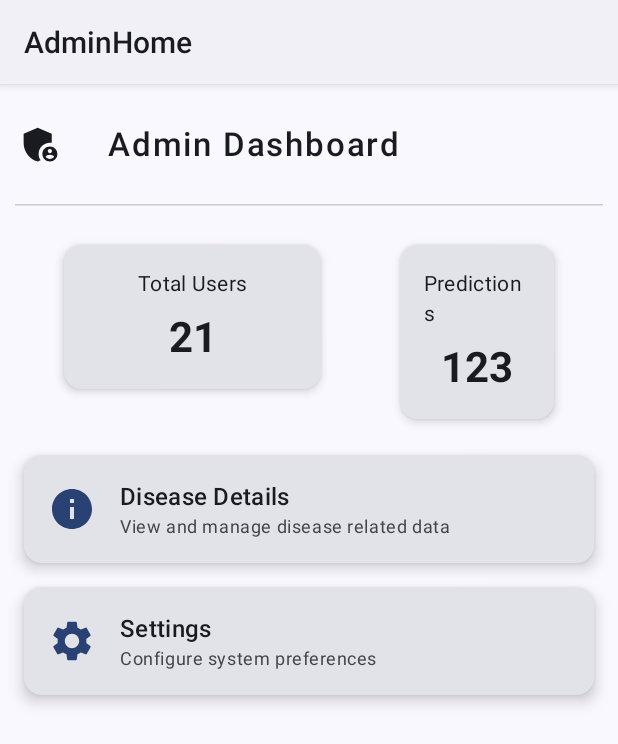
After one commit to Mahato-Sunil/pdp_android_app, an Android app built with Jetpack Compose: the AdminHome screen opened directly, with no data from a screen before it, on a phone screen of 412 x 824 dp. The commit adds this screen. Shown: the top 744 px of the screen. Run offline under Robolectric (Android 15) with nearby library versions, the phone set to English and light mode, and no system bars.

Commit message:
Added Admin Section

```diff
--- /dev/null
+++ b/app/src/main/java/com/officialsunil/pdpapplication/admin/screen/AdminHome.kt
@@ -0,0 +1,263 @@
+package com.officialsunil.pdpapplication.admin.screen
+
+import android.os.Bundle
+import androidx.activity.ComponentActivity
+import androidx.activity.compose.setContent
+import androidx.activity.enableEdgeToEdge
+import androidx.compose.foundation.layout.fillMaxSize
+import androidx.compose.foundation.layout.padding
+import androidx.compose.material3.Scaffold
+import androidx.compose.material3.Text
+import androidx.compose.runtime.Composable
+import androidx.compose.animation.AnimatedVisibility
+import androidx.compose.animation.core.animateFloatAsState
+import androidx.compose.foundation.clickable
+import androidx.compose.foundation.interaction.MutableInteractionSource
+import androidx.compose.foundation.layout.*
+import androidx.compose.foundation.layout.Arrangement
+import androidx.compose.material.icons.Icons
+import androidx.compose.material.icons.filled.AdminPanelSettings
+import androidx.compose.material.icons.filled.Info
+import androidx.compose.material.icons.filled.Settings
+import androidx.compose.material3.*
+import androidx.compose.runtime.*
+import androidx.compose.ui.Alignment
+import androidx.compose.ui.Modifier
+import androidx.compose.ui.graphics.Color
+import androidx.compose.ui.graphics.graphicsLayer
+import androidx.compose.ui.graphics.vector.ImageVector
+import androidx.compose.ui.text.TextStyle
+import androidx.compose.ui.text.font.FontWeight
+import androidx.compose.ui.text.style.TextAlign
+import androidx.compose.ui.tooling.preview.Preview
+import androidx.compose.ui.unit.dp
+import androidx.compose.ui.unit.sp
+import kotlinx.coroutines.delay
+import com.officialsunil.pdpapplication.admin.screen.ui.theme.PDPApplicationTheme
+
+class AdminHome : ComponentActivity() {
+    override fun onCreate(savedInstanceState: Bundle?) {
+        super.onCreate(savedInstanceState)
+        enableEdgeToEdge()
+        setContent {
+            PDPApplicationTheme {
+                AdminDashboardScreen(
+                    totalUsers = 21,
+                    totalPredictions = 123,
+                    onDiseaseDetailsClick = {},
+                    onSettingsClick = {}
+                )
+            }
+        }
+    }
+}
+
+
+@Composable
+fun AdminHomeHeader() {
+    Column {
+        Row(
+            verticalAlignment = Alignment.CenterVertically,
+            horizontalArrangement = Arrangement.spacedBy(30.dp),
+            modifier = Modifier
+                .fillMaxWidth()
+                .padding(top = 10.dp, start = 12.dp)
+                .height(60.dp)
+        ) {
+            Icon(
+                imageVector = Icons.Default.AdminPanelSettings,
+                contentDescription = "Admin",
+                modifier = Modifier.size(30.dp)
+            )
+
+            Text(
+                text = "Admin Dashboard", style = TextStyle(
+                    fontWeight = FontWeight.SemiBold, fontSize = 22.sp, letterSpacing = 1.2.sp
+                ), textAlign = TextAlign.Start, modifier = Modifier.wrapContentSize()
+            )
+        }
+
+        HorizontalDivider(
+            modifier = Modifier
+                .fillMaxWidth()
+                .padding(10.dp),
+            thickness = 1.dp,
+            color = Color.LightGray
+        )
+    }
+}
+
+
+@Composable
+fun AdminDashboardScreen(
+    totalUsers: Int,
+    totalPredictions: Int,
+    onDiseaseDetailsClick: () -> Unit,
+    onSettingsClick: () -> Unit
+) {
+    Scaffold(
+        topBar = {
+            AdminHomeHeader()
+        },
+        modifier = Modifier
+            .systemBarsPadding()
+    ) { padding ->
+        Column(
+            modifier = Modifier
+                .padding(padding)
+                .padding(16.dp)
+                .fillMaxSize(),
+            verticalArrangement = Arrangement.Top,
+            horizontalAlignment = Alignment.CenterHorizontally
+        ) {
+            // ===== Animated Summary Section =====
+            var visible by remember { mutableStateOf(false) }
+
+            // Trigger animation after small delay
+            LaunchedEffect(Unit) {
+                delay(200)
+                visible = true
+            }
+
+            AnimatedVisibility(visible = visible) {
+                Row(
+                    modifier = Modifier
+                        .fillMaxWidth(),
+                    horizontalArrangement = Arrangement.SpaceAround
+                ) {
+                    SummaryCard(title = "Total Users", value = totalUsers.toString())
+                    SummaryCard(title = "Predictions", value = totalPredictions.toString())
+                }
+            }
+
+            Spacer(modifier = Modifier.height(24.dp))
+
+            // ===== Navigation Section =====
+            Column(
+                modifier = Modifier.fillMaxWidth(),
+                verticalArrangement = Arrangement.spacedBy(16.dp)
+            ) {
+                AnimatedDashboardItem(
+                    title = "Disease Details",
+                    description = "View and manage disease related data",
+                    icon = Icons.Default.Info,
+                    onClick = onDiseaseDetailsClick
+                )
+                AnimatedDashboardItem(
+                    title = "Settings",
+                    description = "Configure system preferences",
+                    icon = Icons.Default.Settings,
+                    onClick = onSettingsClick
+                )
+            }
+        }
+    }
+}
+
+@Composable
+fun SummaryCard(title: String, value: String) {
+    // Smooth fade-in effect
+    var visible by remember { mutableStateOf(false) }
+    val alpha by animateFloatAsState(
+        targetValue = if (visible) 1f else 0f,
+        label = "fadeAnimation"
+    )
+
+    LaunchedEffect(Unit) {
+        delay(300)
+        visible = true
+    }
+
+    Card(
+        modifier = Modifier
+//            .padding(4.dp)
+            .graphicsLayer { this.alpha = alpha },
+        elevation = CardDefaults.cardElevation(4.dp)
+    ) {
+        Column(
+            modifier = Modifier
+                .padding(16.dp)
+                .fillMaxWidth(.4f),
+            horizontalAlignment = Alignment.CenterHorizontally
+        ) {
+            Text(text = title, style = MaterialTheme.typography.bodyMedium)
+            Spacer(modifier = Modifier.height(8.dp))
+            Text(
+                text = value,
+                style = MaterialTheme.typography.headlineMedium.copy(
+                    fontWeight = FontWeight.Bold
+                )
+            )
+        }
+    }
+}
+
+@Composable
+fun AnimatedDashboardItem(
+    title: String,
+    description: String,
+    icon: ImageVector,
+    onClick: () -> Unit
+) {
+    var pressed by remember { mutableStateOf(false) }
+
+    // Animate scale when pressed
+    val scale by animateFloatAsState(
+        targetValue = if (pressed) 0.97f else 1f,
+        label = "scaleAnimation"
+    )
+
+    Card(
+        modifier = Modifier
+            .fillMaxWidth()
+            .graphicsLayer {
+                scaleX = scale
+                scaleY = scale
+            }
+            .clickable(
+                interactionSource = remember { MutableInteractionSource() },
+                indication = null
+            ) {
+                pressed = true
+                onClick()
+                pressed = false
+            },
+        elevation = CardDefaults.cardElevation(6.dp),
+        shape = MaterialTheme.shapes.medium
+    ) {
+        Row(
+            modifier = Modifier
+                .padding(16.dp)
+                .fillMaxWidth(),
+            verticalAlignment = Alignment.CenterVertically
+        ) {
+            Icon(
+                imageVector = icon,
+                contentDescription = title,
+                modifier = Modifier.size(32.dp),
+                tint = MaterialTheme.colorScheme.primary
+            )
+            Spacer(modifier = Modifier.width(16.dp))
+            Column {
+                Text(text = title, style = MaterialTheme.typography.titleMedium)
+                Text(
+                    text = description,
+                    style = MaterialTheme.typography.bodySmall,
+                    color = MaterialTheme.colorScheme.onSurfaceVariant
+                )
+            }
+        }
+    }
+}
+
+// preview
+@Composable
+@Preview(showBackground = true, showSystemUi = true)
+fun showAdminPreview() {
+    AdminDashboardScreen(
+        totalUsers = 21,
+        totalPredictions = 123,
+        onDiseaseDetailsClick = {},
+        onSettingsClick = {}
+    )
+}
--- /dev/null
+++ b/app/src/main/java/com/officialsunil/pdpapplication/admin/screen/ui/theme/Theme.kt
@@ -0,0 +1,58 @@
+package com.officialsunil.pdpapplication.admin.screen.ui.theme
+
+import android.app.Activity
+import android.os.Build
+import androidx.compose.foundation.isSystemInDarkTheme
+import androidx.compose.material3.MaterialTheme
+import androidx.compose.material3.darkColorScheme
+import androidx.compose.material3.dynamicDarkColorScheme
+import androidx.compose.material3.dynamicLightColorScheme
+import androidx.compose.material3.lightColorScheme
+import androidx.compose.runtime.Composable
+import androidx.compose.ui.platform.LocalContext
+
+private val DarkColorScheme = darkColorScheme(
+    primary = Purple80,
+    secondary = PurpleGrey80,
+    tertiary = Pink80
+)
+
+private val LightColorScheme = lightColorScheme(
+    primary = Purple40,
+    secondary = PurpleGrey40,
+    tertiary = Pink40
+
+    /* Other default colors to override
+    background = Color(0xFFFFFBFE),
+    surface = Color(0xFFFFFBFE),
+    onPrimary = Color.White,
+    onSecondary = Color.White,
+    onTertiary = Color.White,
+    onBackground = Color(0xFF1C1B1F),
+    onSurface = Color(0xFF1C1B1F),
+    */
+)
+
+@Composable
+fun PDPApplicationTheme(
+    darkTheme: Boolean = isSystemInDarkTheme(),
+    // Dynamic color is available on Android 12+
+    dynamicColor: Boolean = true,
+    content: @Composable () -> Unit
+) {
+    val colorScheme = when {
+        dynamicColor && Build.VERSION.SDK_INT >= Build.VERSION_CODES.S -> {
+            val context = LocalContext.current
+            if (darkTheme) dynamicDarkColorScheme(context) else dynamicLightColorScheme(context)
+        }
+
+        darkTheme -> DarkColorScheme
+        else -> LightColorScheme
+    }
+
+    MaterialTheme(
+        colorScheme = colorScheme,
+        typography = Typography,
+        content = content
+    )
+}
--- /dev/null
+++ b/app/src/main/java/com/officialsunil/pdpapplication/admin/screen/ui/theme/Type.kt
@@ -0,0 +1,34 @@
+package com.officialsunil.pdpapplication.admin.screen.ui.theme
+
+import androidx.compose.material3.Typography
+import androidx.compose.ui.text.TextStyle
+import androidx.compose.ui.text.font.FontFamily
+import androidx.compose.ui.text.font.FontWeight
+import androidx.compose.ui.unit.sp
+
+// Set of Material typography styles to start with
+val Typography = Typography(
+    bodyLarge = TextStyle(
+        fontFamily = FontFamily.Default,
+        fontWeight = FontWeight.Normal,
+        fontSize = 16.sp,
+        lineHeight = 24.sp,
+        letterSpacing = 0.5.sp
+    )
+    /* Other default text styles to override
+    titleLarge = TextStyle(
+        fontFamily = FontFamily.Default,
+        fontWeight = FontWeight.Normal,
+        fontSize = 22.sp,
+        lineHeight = 28.sp,
+        letterSpacing = 0.sp
+    ),
+    labelSmall = TextStyle(
+        fontFamily = FontFamily.Default,
+        fontWeight = FontWeight.Medium,
+        fontSize = 11.sp,
+        lineHeight = 16.sp,
+        letterSpacing = 0.5.sp
+    )
+    */
+)
--- a/app/src/main/java/com/officialsunil/pdpapplication/utils/NavigationUtils.kt
+++ b/app/src/main/java/com/officialsunil/pdpapplication/utils/NavigationUtils.kt
@@ -3,6 +3,8 @@ package com.officialsunil.pdpapplication.utils
 import android.app.Activity
 import android.content.Context
 import android.content.Intent
+import com.officialsunil.pdpapplication.admin.screen.AdminHome
+import com.officialsunil.pdpapplication.admin.screen.AdminLoginScreen
 import com.officialsunil.pdpapplication.viewui.AboutActivity
 import com.officialsunil.pdpapplication.viewui.AccountCenterActivity
 import com.officialsunil.pdpapplication.viewui.CameraActivity
@@ -15,6 +17,7 @@ import com.officialsunil.pdpapplication.viewui.HomeActivity
 import com.officialsunil.pdpapplication.viewui.MainActivity
 import com.officialsunil.pdpapplication.viewui.PredictionActivity
 import com.officialsunil.pdpapplication.viewui.StatisticsActivity
+import kotlin.jvm.java
 
 object NavigationUtils {
     fun navigate(
@@ -31,6 +34,8 @@ object NavigationUtils {
             "prediction" -> Intent(context, PredictionActivity::class.java)
             "signinRationale" -> Intent(context, GoogleSignInRationale::class.java)
             "analysis" -> Intent(context, DiseaseAnalysis::class.java)
+            "adminLogin" -> Intent(context, AdminLoginScreen::class.java)
+            "adminHome" -> Intent(context, AdminHome::class.java)
             else -> Intent(context, HomeActivity::class.java)
         }
         if (data.isNotEmpty()) {
--- a/app/src/main/res/values/strings.xml
+++ b/app/src/main/res/values/strings.xml
@@ -13,4 +13,6 @@
     <string name="title_activity_disease_analysis">DiseaseAnalysis</string>
     <string name="title_activity_prediction_test">PredictionTestActivity</string>
     <string name="camera_preview_screen">Camera_preview_screen</string>
+    <string name="title_activity_admin_login_screen">AdminLoginScreen</string>
+    <string name="title_activity_admin_home">AdminHome</string>
 </resources>
```
Also changed, not shown: app/src/main/AndroidManifest.xml (+10 -2 lines), app/src/main/java/com/officialsunil/pdpapplication/admin/screen/AdminLoginScreen.kt (added, +154 -0 lines), app/src/main/java/com/officialsunil/pdpapplication/admin/screen/ui/theme/Color.kt (added, +11 -0 lines), app/src/main/java/com/officialsunil/pdpapplication/utils/firebase/FirebaseUserCredentials.kt (+11 -8 lines), app/src/main/java/com/officialsunil/pdpapplication/viewui/MainActivity.kt (+23 -8 lines).
